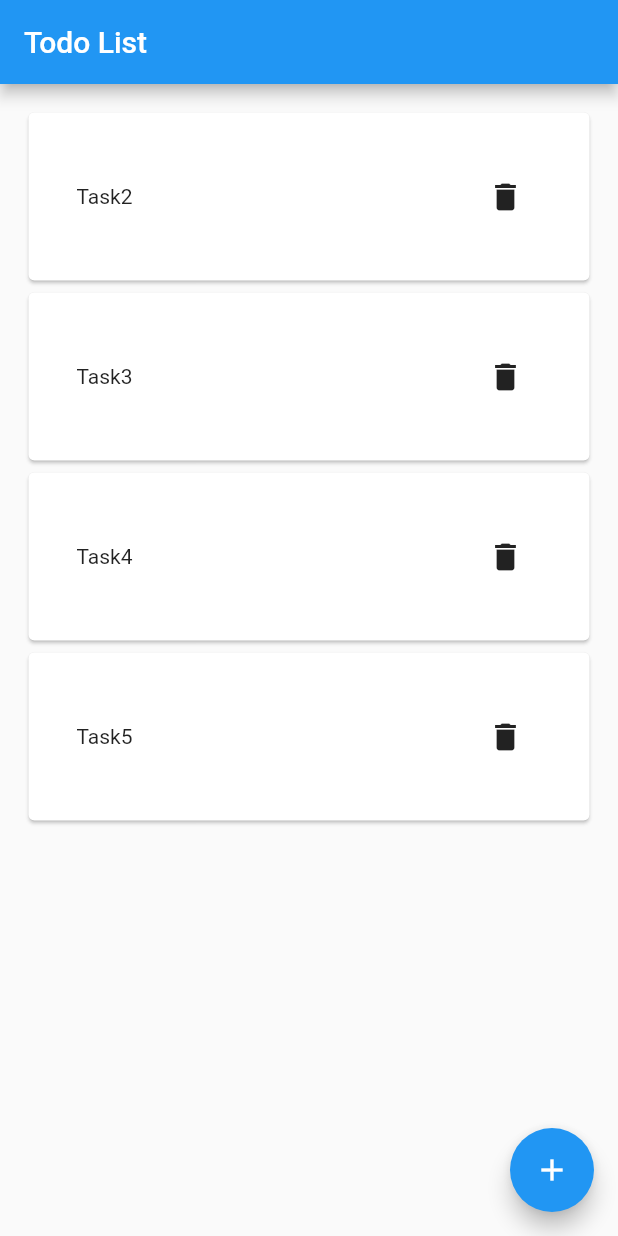
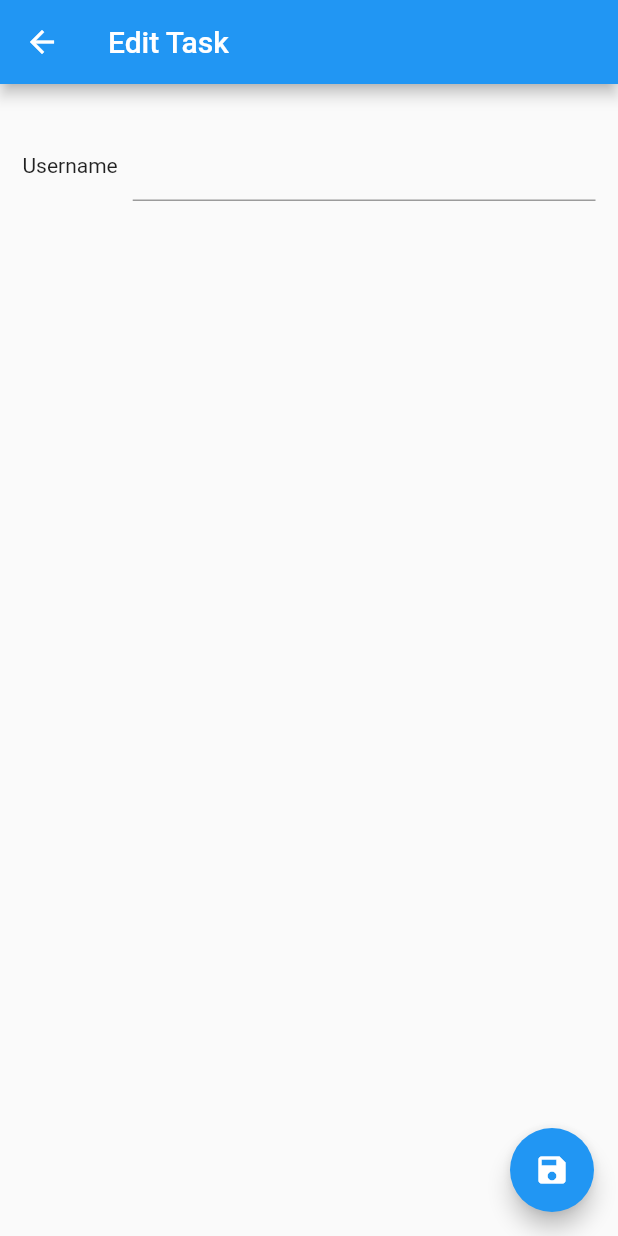
Before and after one commit to AlexVegner/flutter-todo, a Flutter app: the screen it shows after launch, after a tap on the "add" icon, on a phone screen of 412 x 824 dp. Run offline on Flutter 3.47's test engine with Material 2 defaults, Android fonts, the phone set to English and light mode, and no system bars; our stand-ins replace flutter_redux, redux, rxdart; missing offline and left inert: redux_epics.

Commit message:
Implement crud operations

```diff
--- a/lib/data/task/task_reducer.dart
+++ b/lib/data/task/task_reducer.dart
@@ -8,12 +8,16 @@ List<Task> _addTaskReducer(List<Task> items, TaskCreateStateAction action) {
 }
 
 List<Task> _updateTaskReducer(List<Task> items, TaskUpdateStateAction action) {
-  return new List.from(items).where((item) => item.name != action.item.name).toList().cast<Task>()
-    ..add(action.item);
+  int index = items.indexWhere((task) => task.id == action.item.id);
+  if (index == -1) {
+    index = items.length - 1;
+  }
+  return new List.from(items).where((item) => item.id != action.item.id).toList().cast<Task>()
+    ..insert(index , action.item);
 }
 
 List<Task> _deleteTaskReducer(List<Task> items, TaskDeleteStateAction action) {
-  return new List.from(items).where((item) => item.name != action.item.name).toList().cast<Task>();
+  return new List.from(items).where((item) => item.id != action.item.id).toList().cast<Task>();
 }
 
 List<Task> tasksReducer(List<Task> items, Action action) {
--- a/lib/data/task/task_selectots.dart
+++ b/lib/data/task/task_selectots.dart
@@ -11,19 +11,7 @@ class TaskSelectors {
     return store.state.tasks;
   }
 
-  Task getFindFirst(Store<AppState> store, String name) {
-    return store.state.tasks.firstWhere((task) => task.name == name);
-  }
-
-  Function create(Store<AppState> store) {
-    return (Task task) => store.dispatch(TaskCreateAction(task));
-  }
-
-  Function update(Store<AppState> store) {
-    return (Task task) => store.dispatch(TaskUpdateAction(task));
-  }
-
-  Function delete(Store<AppState> store) {
-    return (Task task) => store.dispatch(TaskDeleteAction(task));
+  Task getFindFirst(Store<AppState> store, int id) {
+    return store.state.tasks.firstWhere((task) => task.id == id);
   }
 }
--- a/lib/main.dart
+++ b/lib/main.dart
@@ -4,7 +4,11 @@ import 'package:todo/data/navigation/navigation.dart';
 import 'package:todo/data/redux/app_state.dart';
 import 'package:todo/data/redux/store.dart';
 import 'package:flutter_redux/flutter_redux.dart';
+import 'package:todo/data/task/task_helper.dart';
+import 'package:todo/data/task/task_model.dart';
+import 'package:todo/pages/tasks/task_edit_page.dart';
 import 'package:todo/pages/tasks/task_list_page.dart';
+import 'package:todo/utils/custom_route.dart';
 
 
 void main() {
@@ -47,24 +51,27 @@ class AppWidget extends StatelessWidget {
             routes: {
               '/tasks' : (BuildContext context) => TaskListPage(),
             },
-//          onGenerateRoute: (RouteSettings settings) {
-////            final List<String> pathElements = settings.name.split('/');
-////            if (pathElements[0] != '') {
-////              return null;
-////            }
-////            if (pathElements[1] == 'product') {
-////              final String productId = pathElements[2];
-////              final Product product =
-////              _model.allProducts.firstWhere((Product product) {
-////                return product.id == productId;
-////              });
-////              return CustomRoute<bool>(
-////                builder: (BuildContext context) =>
-////                !_isAuthenticated ? AuthPage() : ProductPage(product),
-////              );
-////            }
-//            return null;
-//          },
+          onGenerateRoute: (RouteSettings settings) {
+            final List<String> pathElements = settings.name.split('/');
+            if (pathElements[0] != '') {
+              return null;
+            }
+            if (pathElements[1] == 'task') {
+              if (pathElements[2] == 'create') {
+                print('create');
+                return MaterialPageRoute<bool>(
+                  builder: (BuildContext context) => TaskEditPage(Task()),
+                );
+              } else {
+                final int taskId = int.parse(pathElements[2]);
+                Task task = Tasks.selectors.getFindFirst(App().store, taskId);
+                return MaterialPageRoute<bool>(
+                  builder: (BuildContext context) => TaskEditPage(task),
+                );
+              }
+            }
+            return null;
+          },
 //          onUnknownRoute: (RouteSettings settings) {
 //            return MaterialPageRoute(
 //                builder: (BuildContext context) => MyHomePage()
--- /dev/null
+++ b/lib/pages/tasks/task_edit_page.dart
@@ -0,0 +1,79 @@
+import 'package:flutter/cupertino.dart';
+import 'package:flutter/material.dart';
+import 'package:todo/data/app/app.dart';
+import 'package:todo/data/task/task_helper.dart';
+import 'package:todo/data/task/task_model.dart';
+import 'package:todo/utils/task_generator.dart';
+import 'package:todo/widgets/page_widget.dart';
+
+class TaskEditPage extends StatefulWidget implements TitleProtocol {
+
+  final Task task;
+
+  TaskEditPage(this.task);
+
+  @override
+  State createState() => _StateTaskEditPage();
+
+  @override
+  String get title => 'Edit Task';
+}
+
+class _StateTaskEditPage extends State<TaskEditPage> {
+
+  TextEditingController _nameController;
+
+  @override
+  void initState() {
+    super.initState();
+    _nameController = new TextEditingController(text: widget.task.name ?? "");
+  }
+
+  void _save() {
+    String name =  _nameController.text;
+    if (widget.task.id != null) {
+      App().dispatch(Tasks.actions.update, Task(name: name, id: widget.task.id));
+    } else {
+      App().dispatch(Tasks.actions.create, generateTask(name: name));
+    }
+    App().navigatorKey.currentState.pop(true);
+  }
+
+  @override
+  Widget build(BuildContext context) {
+    return Scaffold(
+      appBar: AppBar(
+        title: Text(widget.title),
+      ),
+      floatingActionButton: new FloatingActionButton(
+        onPressed: () => _save(),
+        tooltip: 'Save',
+        child: new Icon(Icons.save),
+      ),
+      body: Container(
+        padding: EdgeInsets.all(15.0),
+        child: Center(
+          child: Column(
+            children: <Widget>[
+              Padding(
+                padding: const EdgeInsets.fromLTRB(0.0, 15.0, 0.0, 15.0),
+                child: Row(
+                  children: <Widget>[
+                    Text('Username'),
+                    Padding(padding: EdgeInsets.only(right: 10.0),),
+                    Expanded(
+                      child: TextField(
+                        controller: _nameController,
+                      )
+                    ),
+                  ],
+                ),
+              ),
+            ],
+          ),
+        ),
+      ),
+
+    );
+  }
+}
--- a/lib/pages/tasks/task_list_page.dart
+++ b/lib/pages/tasks/task_list_page.dart
@@ -1,6 +1,8 @@
 import 'package:flutter/material.dart';
 import 'package:flutter_redux/flutter_redux.dart';
+import 'package:todo/data/app/app.dart';
 import 'package:todo/data/redux/app_state.dart';
+import 'package:todo/data/task/task_helper.dart';
 import 'package:todo/data/task/task_model.dart';
 import 'package:todo/utils/task_generator.dart';
 import 'package:todo/widgets/page_widget.dart';
@@ -32,6 +34,10 @@ class TaskListWidget extends StatefulWidget implements TitleProtocol {
 
 class _StateTaskListWidget extends State<TaskListWidget> {
 
+  void _create() {
+    Navigator.pushNamed<bool>(context, "/task/create");
+  }
+
   @override
   Widget build(BuildContext context) {
     return Scaffold(
@@ -45,11 +51,11 @@ class _StateTaskListWidget extends State<TaskListWidget> {
             children: <Widget>[
               Expanded(
                 child: ListView.builder(
-                    itemCount: widget.viewModel.tasks.length,
-                    itemBuilder: (BuildContext context, int index) {
-                      final Task task = widget.viewModel.tasks[index];
-                      return TaskListItemWidget(task, widget.viewModel);
-                    }
+                  itemCount: widget.viewModel.tasks.length,
+                  itemBuilder: (BuildContext context, int index) {
+                    final Task task = widget.viewModel.tasks[index];
+                    return TaskListItemWidget(task, widget.viewModel);
+                  }
                 ),
               ),
             ],
@@ -57,8 +63,8 @@ class _StateTaskListWidget extends State<TaskListWidget> {
         ),
       ),
       floatingActionButton: new FloatingActionButton(
-        onPressed: () => widget.viewModel.create(Task(name: generateName())),
-        tooltip: 'Increment',
+        onPressed: _create,
+        tooltip: 'Create',
         child: new Icon(Icons.add),
       ),
     );
--- a/lib/pages/tasks/task_list_view_model.dart
+++ b/lib/pages/tasks/task_list_view_model.dart
@@ -16,6 +16,6 @@ class TaskListViewModel extends ViewModel {
 
   TaskListViewModel(Store<AppState> store):
     tasks = Tasks.selectors.getAll(store),
-    create = Tasks.selectors.create(store),
-    delete = Tasks.selectors.delete(store);
+    create = ((Task task) => store.dispatch(Tasks.actions.create(task))),
+    delete = ((Task task) => store.dispatch(Tasks.actions.delete(task)));
 }
--- a/lib/utils/enum.dart
+++ /dev/null
@@ -1,4 +0,0 @@
-abstract class Enum<T> {
-  final T value;
-  const Enum(this.value);
-}
--- a/lib/utils/task_generator.dart
+++ b/lib/utils/task_generator.dart
@@ -1,19 +1,21 @@
 import 'package:todo/data/task/task_model.dart';
 
-int _count = 1;
+int _count = 0;
 
 String generateName() {
   return "Task${_count++}";
 }
 
-Task generateTask() {
-  return Task(name: generateName());
+Task generateTask({String name}) {
+  final index = _count++;
+  final String _name = name ?? "Task${index}" ;
+  return Task(name: _name, id: index);
 }
 
 List<Task> generateTaskList(int n) {
   List<Task> list = [];
   for (int i = 0; i < n; i++) {
-    list.add(Task(name: generateName()));
+    list.add(generateTask());
   }
   return list;
 }
--- a/lib/widgets/tasks/task_list_item.dart
+++ b/lib/widgets/tasks/task_list_item.dart
@@ -1,4 +1,6 @@
 import 'package:flutter/material.dart';
+import 'package:todo/data/app/app.dart';
+import 'package:todo/data/task/task_helper.dart';
 import 'package:todo/data/task/task_model.dart';
 import 'package:todo/pages/tasks/task_list_view_model.dart';
 
@@ -13,6 +15,10 @@ class TaskListItemWidget extends StatelessWidget {
     viewModel.delete(task);
   }
 
+  void _edit(BuildContext context) {
+    Navigator.pushNamed<bool>(context, "/task/${task.id}");
+  }
+
   @override
   Widget build(BuildContext context) {
     return Card(
@@ -22,6 +28,10 @@ class TaskListItemWidget extends StatelessWidget {
           children: <Widget>[
             Text(task.name),
             Spacer(),
+            IconButton(
+              icon: Icon(Icons.edit),
+              onPressed: () => _edit(context),
+            ),
             IconButton(
               icon: Icon(Icons.delete),
               onPressed: () => _delete(),
```
Also changed, not shown: lib/data/app/app.dart (+8 -0 lines), lib/utils/custom_route.dart (added, +18 -0 lines), 1 other file.
